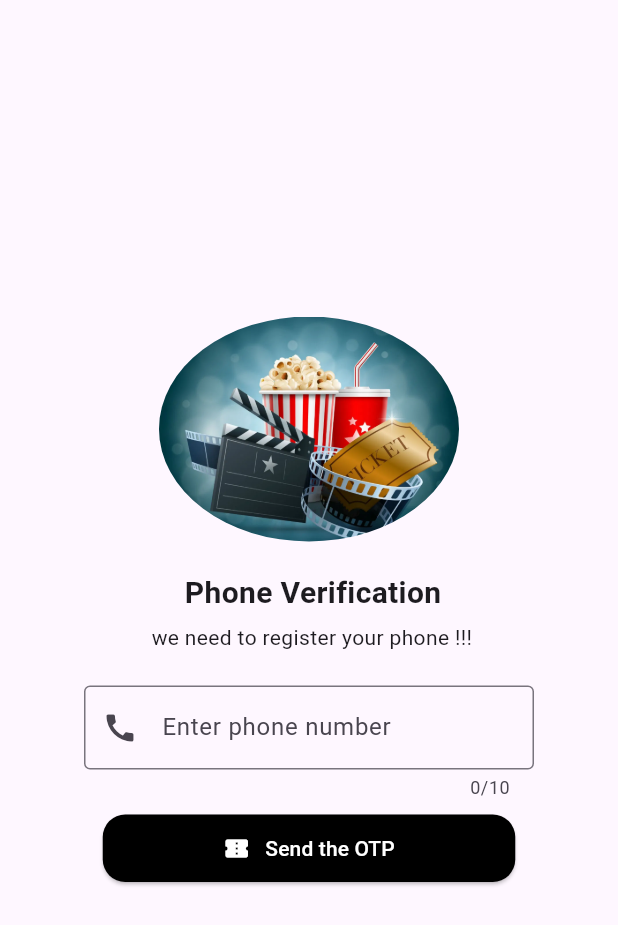
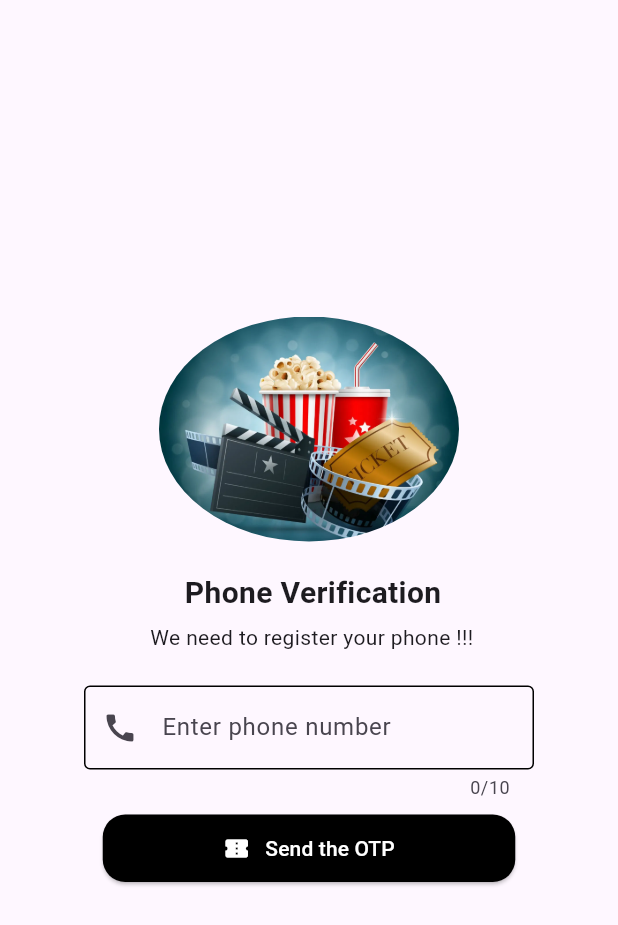
Before and after one commit to Akashnaii/movie_ticket_book_app, a Flutter app: the PhoneAuth screen opened directly, on a phone screen of 412 x 824 dp. Shown: the top 925 px of the screen. Run offline on Flutter 3.47's test engine with Material 3 defaults, Android fonts, the phone set to English and light mode, and no system bars; our stand-ins replace carousel_slider, cloud_firestore, datetime_picker_formfield_new, easy_date_timeline, firebase_auth, firebase_core and 5 more; accounts and stored records are empty.

Commit message:
home,phoneauth,seat_selection

```diff
--- a/lib/main.dart
+++ b/lib/main.dart
@@ -1,7 +1,10 @@
 import 'package:firebase_core/firebase_core.dart';
 import 'package:flutter/material.dart';
 import 'package:moviemate/pages/Creditcard.dart';
+import 'package:moviemate/pages/discription.dart';
+import 'package:moviemate/pages/dropdownlist.dart';
 import 'package:moviemate/pages/phone_auth.dart';
+import 'package:moviemate/pages/rating-set.dart';
 import 'package:moviemate/pages/registration.dart';
 import 'package:moviemate/pages/seat_selection.dart';
 import 'package:moviemate/pages/spalsh_Screen.dart';
@@ -27,7 +30,8 @@ class MyApp extends StatelessWidget {
   Widget build(BuildContext context) {
     // TODO: implement build
     return  const MaterialApp(
-      home: SplashScreen(),
+      home: HomeP(),
     );
   }
 }
+//movieName: '', imageUrl: '', selectedDate: '',
--- a/lib/pages/phone_auth.dart
+++ b/lib/pages/phone_auth.dart
@@ -4,9 +4,8 @@ import 'package:flutter/material.dart';
 import 'package:flutter/services.dart';
 import 'package:moviemate/pages/otp_get.dart';
 
-
 class PhoneAuth extends StatefulWidget {
-  const PhoneAuth({super.key});
+  const PhoneAuth({Key? key}) : super(key: key);
 
   @override
   State<PhoneAuth> createState() => _PhoneAuthState();
@@ -27,8 +26,7 @@ class _PhoneAuthState extends State<PhoneAuth> {
 
   @override
   Widget build(BuildContext context) {
-
-    return (Scaffold(
+    return Scaffold(
       body: Container(
         margin: EdgeInsets.only(left: 15, right: 15, bottom: 25),
         alignment: Alignment.center,
@@ -40,7 +38,6 @@ class _PhoneAuthState extends State<PhoneAuth> {
                 child: Image.asset(
                   "assets/Movie-Ticket-Booking.png",
                   height: 150,
-                  //   fit: BoxFit.cover,
                 ),
               ),
               SizedBox(
@@ -54,7 +51,7 @@ class _PhoneAuthState extends State<PhoneAuth> {
                 height: 5,
               ),
               Text(
-                " we need to register your phone !!!",
+                " We need to register your phone !!!",
                 style: TextStyle(fontSize: 14),
               ),
               SizedBox(
@@ -68,14 +65,17 @@ class _PhoneAuthState extends State<PhoneAuth> {
                     phone = value;
                   },
                   keyboardType: TextInputType.phone,
-                  // inputFormatters: [FilteringTextInputFormatter.digitsOnly],
                   maxLength: 10,
                   decoration: InputDecoration(
                     hintText: 'Enter phone number',
-                      border: OutlineInputBorder(),
-                      prefixIcon: Icon(Icons.call)),
-
-
+                    focusedBorder: OutlineInputBorder(
+                      borderSide: BorderSide(color: Colors.black),
+                    ),
+                    enabledBorder: OutlineInputBorder(
+                      borderSide: BorderSide(color: Colors.black),
+                    ),
+                    prefixIcon: Icon(Icons.call),
+                  ),
                 ),
               ),
               SizedBox(
@@ -99,7 +99,41 @@ class _PhoneAuthState extends State<PhoneAuth> {
                 height: 45,
                 width: 275,
                 child: ElevatedButton(
-                  onPressed: () async {
+                  onPressed: loading ? null : _sendOTP,
+                  style: ButtonStyle(
+                    foregroundColor: MaterialStateProperty.all(Colors.white),
+                    backgroundColor: MaterialStateProperty.all(Colors.black),
+                    shape: MaterialStateProperty.all<RoundedRectangleBorder>(
+                      RoundedRectangleBorder(
+                        borderRadius: BorderRadius.circular(15),
+                      ),
+                    ),
+                  ),
+                  child: Row(
+                    mainAxisAlignment: MainAxisAlignment.center,
+                    children: [
+                      Icon(Icons.confirmation_num),
+                      SizedBox(width: 10),
+                      Text("Send the OTP"),
+                    ],
+                  ),
+                ),
+              ),
+              if (loading)
+                SizedBox(height: 10),
+              if (loading)
+                CircularProgressIndicator(
+                  valueColor: AlwaysStoppedAnimation<Color>(Colors.blue), // Set color to blue
+                ), // Show loading indicator when loading is true
+            ],
+          ),
+        ),
+      ),
+    );
+  }
+
+  // Function to send OTP
+  Future<void> _sendOTP() async {
     if (phone.length != 10) {
       setState(() {
         errorText = 'Please enter a 10-digit phone number';
@@ -130,7 +164,10 @@ class _PhoneAuthState extends State<PhoneAuth> {
               this.verificationId = verificationId;
             });
 
-                            Navigator.push(context, CupertinoPageRoute(builder: (context) => OtpGet(verificationId: verificationId)));
+            Navigator.push(
+              context,
+              CupertinoPageRoute(builder: (context) => OtpGet(verificationId: verificationId)),
+            );
           },
           codeAutoRetrievalTimeout: (String verificationId) {
             setState(() {
@@ -145,28 +182,5 @@ class _PhoneAuthState extends State<PhoneAuth> {
         print('Error sending OTP: $e');
       }
     }
-                  },
-
-                  style: ButtonStyle(
-                      foregroundColor: MaterialStateProperty.all(Colors.white),
-                      backgroundColor: MaterialStateProperty.all(Colors.black),
-                      shape: MaterialStateProperty.all<RoundedRectangleBorder>(
-                          RoundedRectangleBorder(
-                              borderRadius: BorderRadius.circular(15)))),
-                  child: Row(
-                    mainAxisAlignment: MainAxisAlignment.center,
-                    children: [
-                      Icon(Icons.confirmation_num),
-                      SizedBox(width: 10),
-                      Text("Send the OTP")
-                    ],
-                  ),
-                ),
-              ),
-            ],
-          ),
-        ),
-      ),
-    ));
   }
 }
```
Also changed, not shown: lib/pages/Creditcard.dart (+40 -5 lines), lib/pages/discription.dart (+10 -3 lines), lib/pages/home_p.dart (+26 -2 lines), lib/pages/registration.dart (+12 -0 lines), lib/pages/seat_selection.dart (+8 -8 lines). Lines whose indentation alone changed are shown as unchanged.
